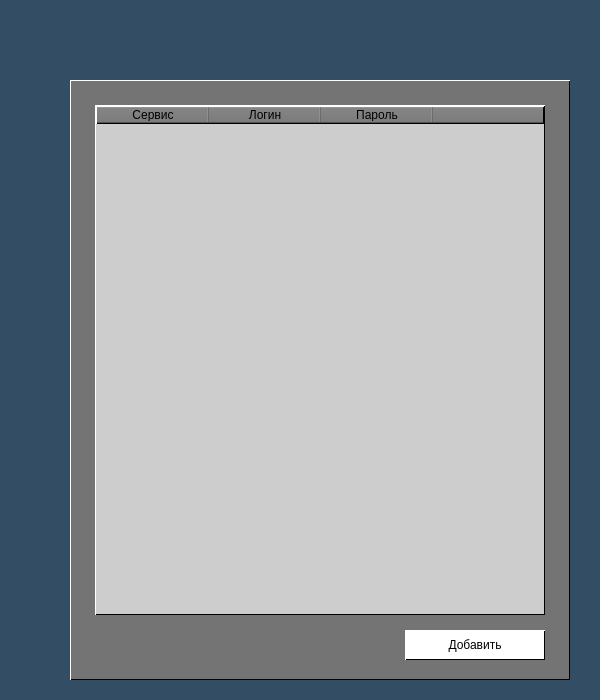
Before: the Qt Designer form frontend/pm_main_window.ui in Kvazitropter/password-manager, drawn with Qt 5.
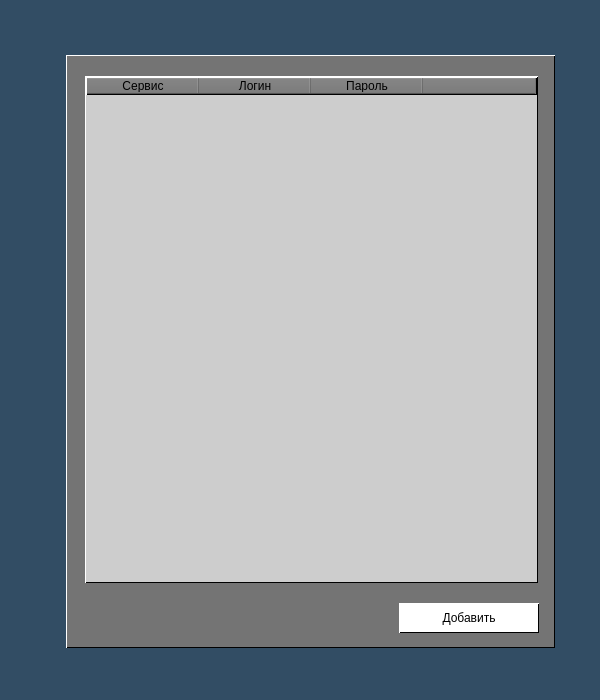
After: the same form once the commit is applied. Icons and pictures are not drawn.

What changed in the file:
```diff
--- a/frontend/pm_main_window.ui
+++ b/frontend/pm_main_window.ui
@@ -24,10 +24,10 @@
    <widget class="QWidget" name="widget_container" native="true">
     <property name="geometry">
      <rect>
-      <x>70</x>
-      <y>80</y>
-      <width>500</width>
-      <height>600</height>
+      <x>66</x>
+      <y>55</y>
+      <width>489</width>
+      <height>593</height>
      </rect>
     </property>
     <property name="styleSheet">
@@ -40,8 +40,8 @@
     <widget class="QPushButton" name="btn_add_new_entry">
      <property name="geometry">
       <rect>
-       <x>335</x>
-       <y>550</y>
+       <x>333</x>
+       <y>548</y>
        <width>140</width>
        <height>30</height>
       </rect>
@@ -75,10 +75,10 @@
     <widget class="QTableWidget" name="table_entries">
      <property name="geometry">
       <rect>
-       <x>25</x>
-       <y>25</y>
-       <width>450</width>
-       <height>510</height>
+       <x>19</x>
+       <y>21</y>
+       <width>453</width>
+       <height>507</height>
       </rect>
      </property>
      <property name="minimumSize">
@@ -163,10 +163,10 @@
    <widget class="QLabel" name="key_image">
     <property name="geometry">
      <rect>
-      <x>0</x>
-      <y>0</y>
-      <width>100</width>
-      <height>156</height>
+      <x>15</x>
+      <y>18</y>
+      <width>71</width>
+      <height>111</height>
      </rect>
     </property>
     <property name="styleSheet">
@@ -174,14 +174,20 @@
 </string>
     </property>
     <property name="text">
-     <string>&lt;html&gt;&lt;head/&gt;&lt;body&gt;&lt;p&gt;&lt;img src=&quot;:/key/images/key.png&quot;/&gt;&lt;/p&gt;&lt;/body&gt;&lt;/html&gt;</string>
+     <string/>
+    </property>
+    <property name="pixmap">
+     <pixmap resource="res-rc.qrc">:/key/images/key.png</pixmap>
+    </property>
+    <property name="scaledContents">
+     <bool>true</bool>
     </property>
    </widget>
    <widget class="QPushButton" name="btn_exit">
     <property name="geometry">
      <rect>
       <x>562</x>
-      <y>26</y>
+      <y>18</y>
       <width>34</width>
       <height>30</height>
      </rect>
```
Left out of the diff: 8 changed lines with no effect on the pictures.
